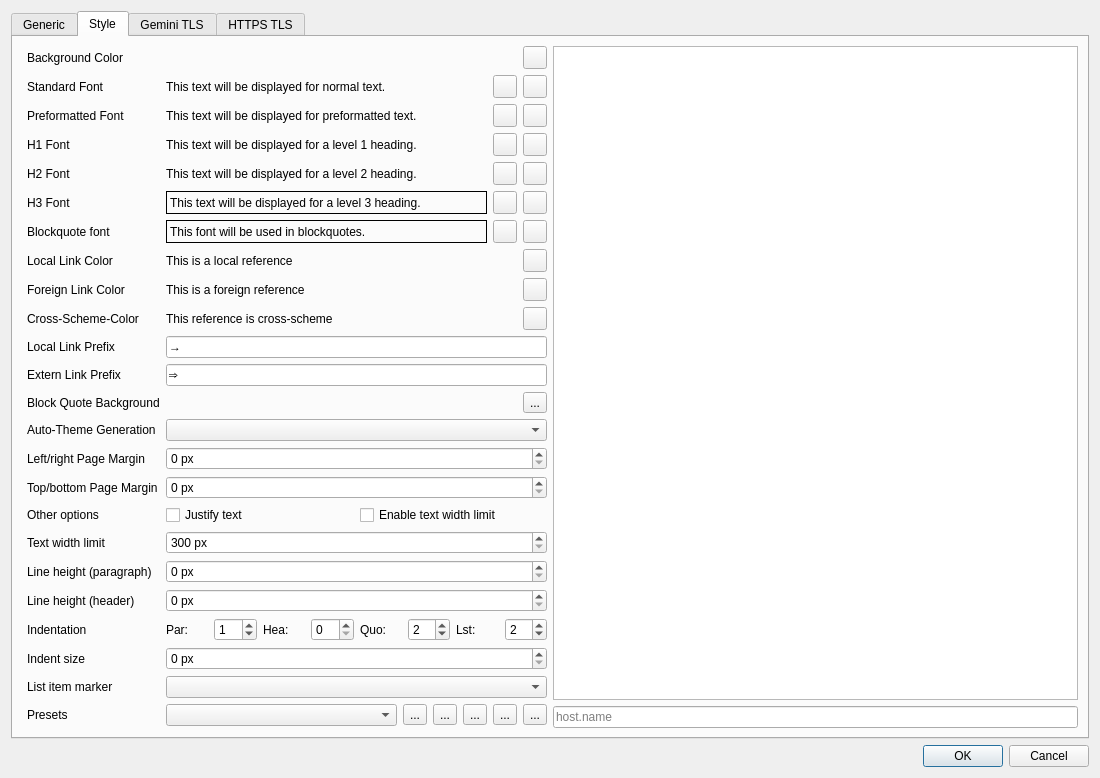
The window that src/dialogs/settingsdialog.ui (ikskuh/kristall) describes before a commit, drawn with Qt 5.
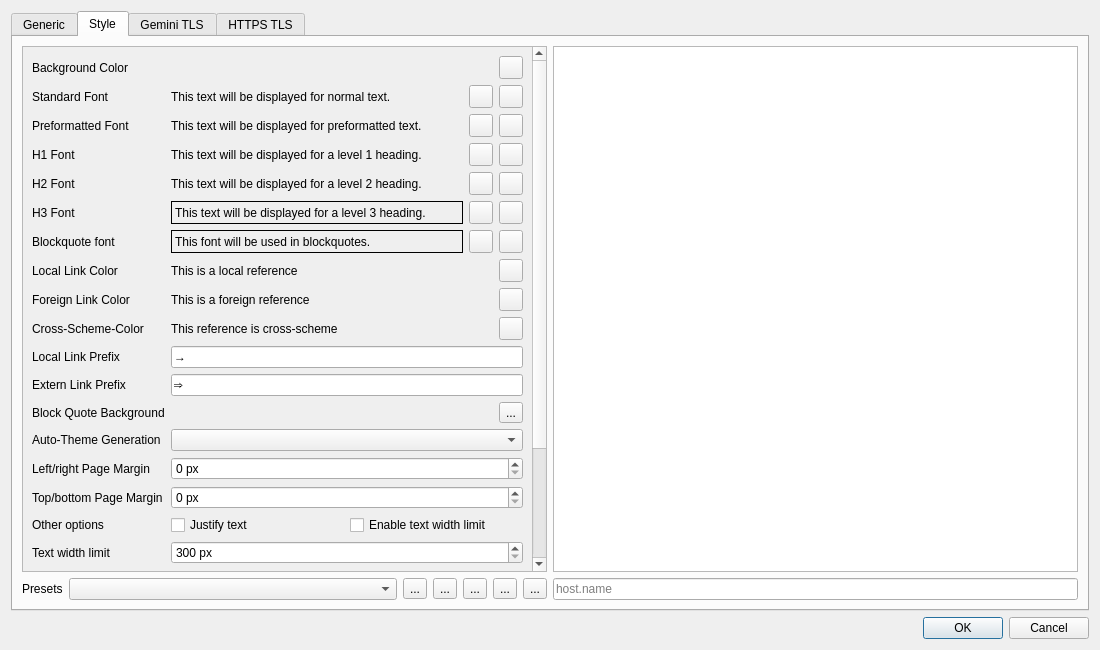
The same window after the commit. The open tabs and pages were chosen to show the change. Icons and pictures are not drawn. Custom widgets are drawn as their Qt base class.

Commit message: SettingsDialog: make style settings scrollable

```diff
--- a/src/dialogs/settingsdialog.ui
+++ b/src/dialogs/settingsdialog.ui
@@ -553,10 +553,22 @@
       </attribute>
       <layout class="QHBoxLayout" name="horizontalLayout_23">
        <item>
-        <layout class="QFormLayout" name="formLayout_3">
-         <property name="leftMargin">
-          <number>5</number>
-         </property>
+        <layout class="QVBoxLayout" name="verticalLayout_8">
+         <item>
+          <widget class="QScrollArea" name="style_scroll_area">
+           <property name="widgetResizable">
+            <bool>true</bool>
+           </property>
+           <widget class="QWidget" name="style_scroll_widget">
+            <property name="geometry">
+             <rect>
+              <x>0</x>
+              <y>0</y>
+              <width>510</width>
+              <height>767</height>
+             </rect>
+            </property>
+            <layout class="QFormLayout" name="style_scroll_layout">
          <item row="0" column="1">
           <layout class="QHBoxLayout" name="horizontalLayout_13">
            <item>
@@ -1269,14 +1281,52 @@
           <widget class="QComboBox" name="list_symbol"/>
          </item>
 
-         <item row="23" column="0">
+             <item row="12" column="0">
+              <widget class="QLabel" name="label_21">
+               <property name="text">
+                <string>Block Quote Background</string>
+               </property>
+              </widget>
+             </item>
+             <item row="12" column="1">
+              <layout class="QHBoxLayout" name="horizontalLayout_6">
+               <item>
+                <widget class="QLabel" name="quote_preview">
+                 <property name="text">
+                  <string/>
+                 </property>
+                </widget>
+               </item>
+               <item>
+                <widget class="QToolButton" name="quote_change_color">
+                 <property name="text">
+                  <string>...</string>
+                 </property>
+                 <property name="icon">
+                  <iconset theme="palette">
+                   <normaloff>.</normaloff>.</iconset>
+                 </property>
+                </widget>
+               </item>
+              </layout>
+             </item>
+            </layout>
+           </widget>
+          </widget>
+         </item>
+         <item>
+          <layout class="QFormLayout" name="formLayout_6">
+           <property name="sizeConstraint">
+            <enum>QLayout::SetDefaultConstraint</enum>
+           </property>
+           <item row="0" column="0">
           <widget class="QLabel" name="label_17">
            <property name="text">
             <string>Presets</string>
            </property>
           </widget>
          </item>
-         <item row="23" column="1">
+           <item row="0" column="1">
           <layout class="QHBoxLayout" name="horizontalLayout_2">
            <item>
             <widget class="QComboBox" name="presets"/>
@@ -1351,33 +1401,6 @@
             </widget>
            </item>
           </layout>
-         </item>
-         <item row="12" column="0">
-          <widget class="QLabel" name="label_21">
-           <property name="text">
-            <string>Block Quote Background</string>
-           </property>
-          </widget>
-         </item>
-         <item row="12" column="1">
-          <layout class="QHBoxLayout" name="horizontalLayout_6">
-           <item>
-            <widget class="QLabel" name="quote_preview">
-             <property name="text">
-              <string/>
-             </property>
-            </widget>
-           </item>
-           <item>
-            <widget class="QToolButton" name="quote_change_color">
-             <property name="text">
-              <string>...</string>
-             </property>
-             <property name="icon">
-              <iconset theme="palette">
-               <normaloff>.</normaloff>.</iconset>
-             </property>
-            </widget>
            </item>
           </layout>
          </item>
```
Lines whose indentation alone changed are shown as unchanged.
